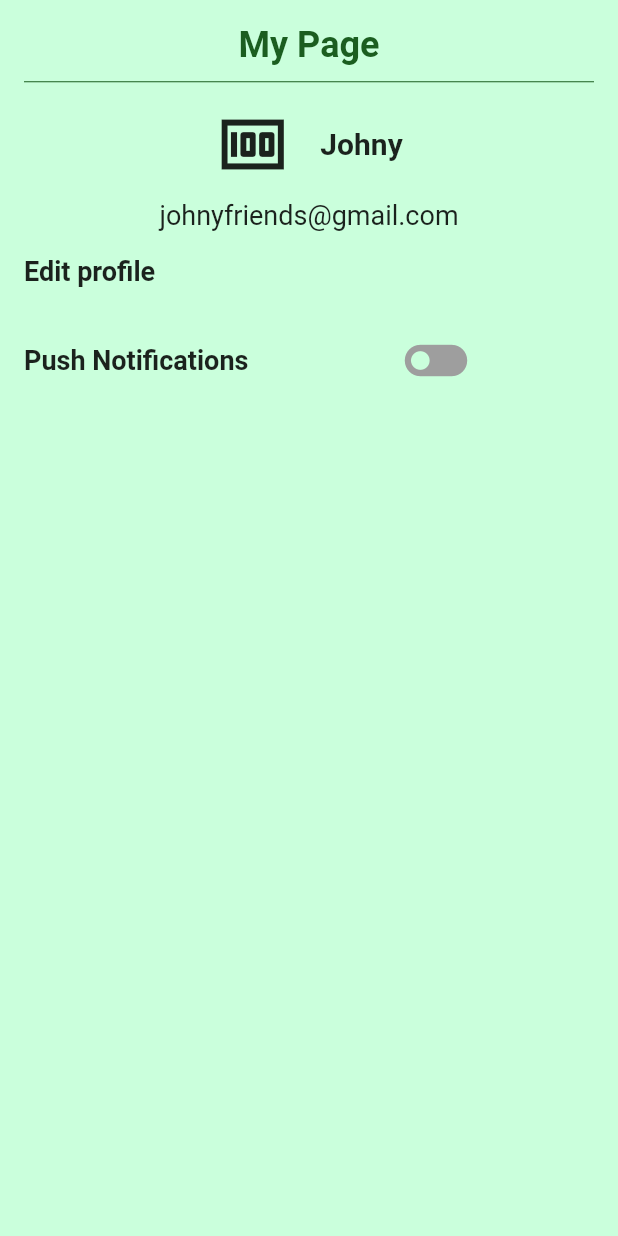
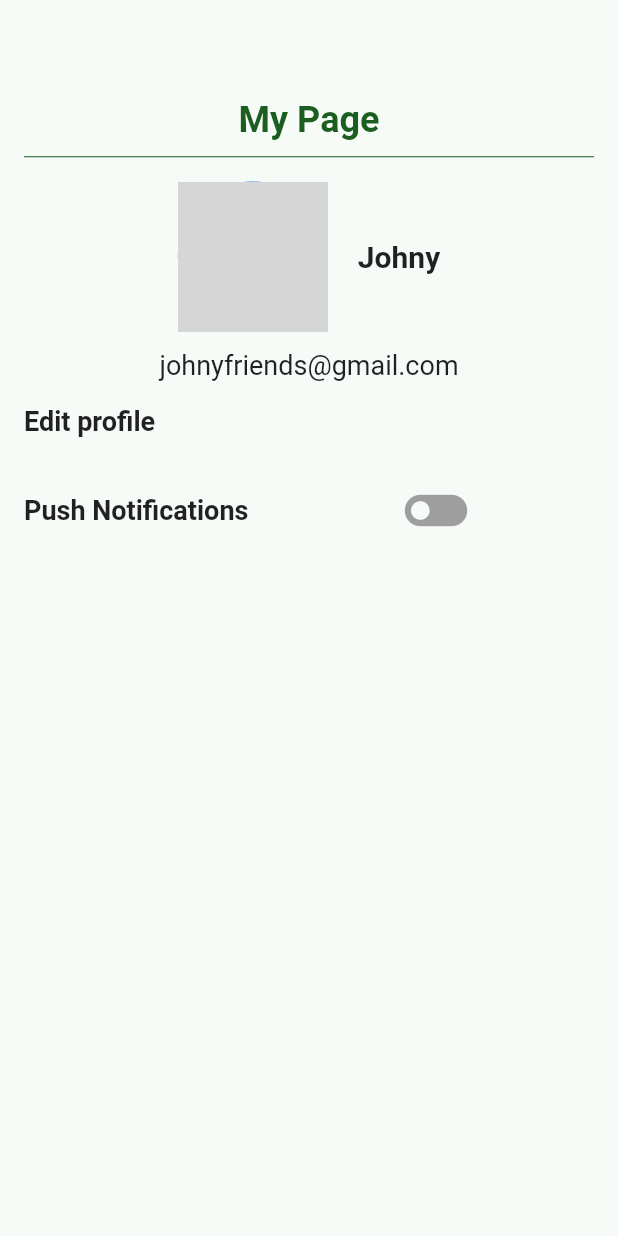
Before and after one commit to adlanrashdan/BudgetKU_app, a Flutter app: the MyProfile screen opened directly, on a phone screen of 412 x 824 dp. Run offline on Flutter 3.47's test engine with Material 2 defaults, Android fonts, the phone set to English and light mode, and no system bars; our stand-ins replace pie_chart; grey boxes are pictures that could not be loaded.

Commit message:
edit pixel and icon

```diff
--- a/lib/main.dart
+++ b/lib/main.dart
@@ -486,9 +486,9 @@ class _MyProfileState extends State<MyProfile> {
 
   final List<User> userList = [
     User('Jessica', 'jessicainseoul@gmail.com', 'jessica1',
-        Icons.wallet_giftcard_rounded),
-    User('Johny', 'johnyfriends@gmail.com', 'johny2', Icons.money),
-    User('Max', 'maxfarmer@gmail.com', 'max3', Icons.handyman_outlined),
+        AssetImage('assets/images/jessica.png')),
+    User('Johny', 'johnyfriends@gmail.com', 'johny2', AssetImage('assets/images/johny.png')),
+    User('Max', 'maxfarmer@gmail.com', 'max3', AssetImage('assets/images/max.png')),
   ];
 
   @override
@@ -500,8 +500,8 @@ class _MyProfileState extends State<MyProfile> {
                 .infinity, // Set the width to fill the entire available space
             height: double
                 .infinity, // Set the height to fill the entire available space
-            color: const Color(
-                0xFFCAFFDC), // Set the background color for the entire screen
+            color: Color.fromARGB(255, 247, 251,248),
+            //const Color(0xFFCAFFDC), // Set the background color for the entire screen
             child: SingleChildScrollView(
               child: Center(
                 child: Padding(
@@ -510,6 +510,7 @@ class _MyProfileState extends State<MyProfile> {
                     mainAxisAlignment: MainAxisAlignment.center,
                     crossAxisAlignment: CrossAxisAlignment.start,
                     children: [
+                      SizedBox(height: 50),
                       Center(
                         child: Text(
                           'My Page',
@@ -531,12 +532,11 @@ class _MyProfileState extends State<MyProfile> {
                       Row(
                         mainAxisAlignment: MainAxisAlignment.center,
                         children: [
-                          // CircleAvatar(
-                          //   radius:
-                          //       50, // Adjust the radius to control the size of the circular image
-                          //   backgroundImage: AssetImage('assets/images/jessica.png'), // Replace with your image asset path
-                          // ),
-                          Icon(userNow.icon, size: 50), //userIcon
+                          CircleAvatar(
+                            radius:
+                                50, // Adjust the radius to control the size of the circular image
+                            backgroundImage: userNow.icon, // Replace with your image asset path
+                          ),
                           SizedBox(
                               width:
                                   20), // Add some spacing between the icon and text
@@ -688,7 +688,7 @@ class User {
   final String name;
   final String email;
   final String password;
-  final IconData icon;
+  final AssetImage icon;
 
   User(this.name, this.email, this.password, this.icon);
 }
@@ -1168,8 +1168,7 @@ class _MySpendingPageState extends State<MySpendingPage> {
                 .infinity, // Set the width to fill the entire available space
             height: double
                 .infinity, // Set the height to fill the entire available space
-            color: Color.fromARGB(255, 247, 251,
-                248), // Set the background color for the entire screen
+            color: Color.fromARGB(255, 247, 251,248), // Set the background color for the entire screen
             child: SingleChildScrollView(
                 child: Center(
               child: Padding(
@@ -1180,6 +1179,7 @@ class _MySpendingPageState extends State<MySpendingPage> {
 
                   // component of the page
                   children: [
+                    SizedBox(height: 50),
                     Center(
                       child: Text(
                         'My Spending',
--- a/pubspec.yaml
+++ b/pubspec.yaml
@@ -65,6 +65,9 @@ flutter:
 
   assets:
   - assets\images\app_logo.png
+  - assets\images\jessica.png
+  - assets\images\johny.png
+  - assets\images\max.png
 
   # The following line ensures that the Material Icons font is
   # included with your application, so that you can use the icons in
```
